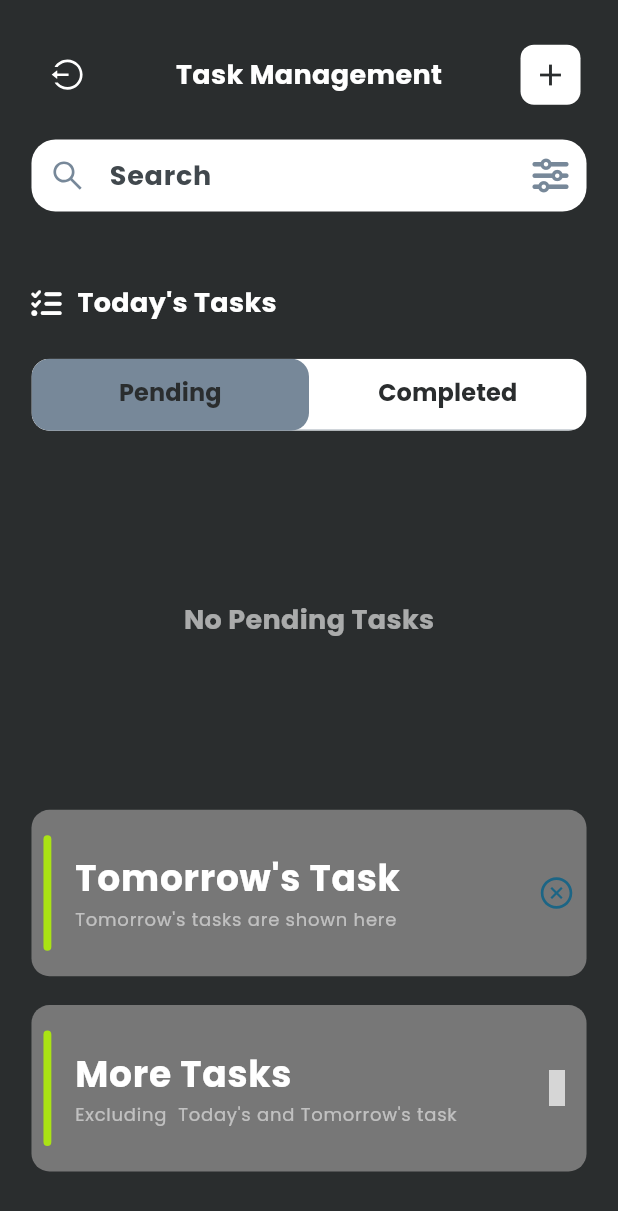
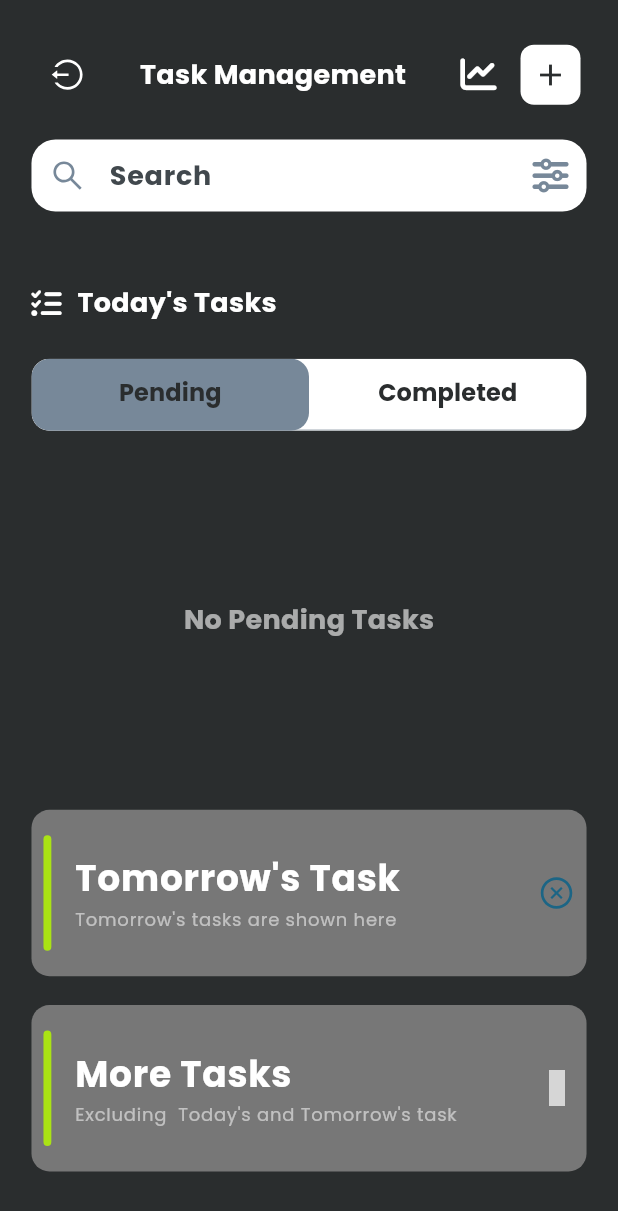
Before and after one commit to bilaltaha25132/Task-Management-App, a Flutter app: the HomeScreen screen opened directly, after a tap on "Tomorrow's Task", on a phone screen of 412 x 824 dp. Shown: the top 1211 px of the screen. Run offline on Flutter 3.47's test engine with Material 3 defaults, Android fonts, the phone set to English and light mode, and no system bars; our stand-ins replace country_picker, firebase_auth, firebase_core, fl_chart, flutter_datetime_picker_plus, flutter_hooks and 9 more; accounts and stored records are empty; generated files the repository leaves out were written again; grey boxes are pictures that could not be loaded.

Commit message:
Added few more changes

```diff
--- a/lib/features/authentication/repository/authentication_repository.dart
+++ b/lib/features/authentication/repository/authentication_repository.dart
@@ -64,7 +64,6 @@ class AuthenticationRepository {
       final navigator = Navigator.of(context);
 
       if (userCredential.user != null) {
-        // TODO: Save User Data to the Device
         await DBHelper.createUser(isVerified: true);
         navigator.pushAndRemoveUntil(
           MaterialPageRoute(
@@ -76,7 +75,6 @@ class AuthenticationRepository {
         showSnack('Error Occurred, Failed to Sign up User');
       }
     } on FirebaseException catch (e) {
-      // TODO
       CoreUtils.showSnackBar(
         context: context,
         message: '${e.code}: ${e.message}',
--- a/lib/features/todo/app/task_provider.dart
+++ b/lib/features/todo/app/task_provider.dart
@@ -6,6 +6,8 @@ import 'package:todo_app/core/helper/db_helper.dart';
 import 'package:todo_app/features/todo/models/task_model.dart';
 
 import '../../../core/res/colours.dart';
+import '../../../core/utils/notification_helper.dart';
+import '../utils/todo_utils.dart';
 
 part 'task_provider.g.dart';
 
@@ -17,6 +19,18 @@ class Task extends _$Task {
   void refresh() async {
     final data = await DBHelper.getTasks();
     state = data.map((taskData) => TaskModel.fromMap(taskData)).toList();
+    _checkForTaskTimeUp();
+  }
+
+  void _checkForTaskTimeUp() {
+    for (var task in state) {
+      if (task.isTimeUp() && !task.isCompleted) {
+        NotificationHelper.showNotification(
+          title: 'Task Notification',
+          body: 'Task "${task.title}" time is up!',
+        );
+      }
+    }
   }
 
   Future<void> addTask(TaskModel task) async {
@@ -37,4 +51,10 @@ class Task extends _$Task {
   Future<void> markAsCompleted(TaskModel task) async {
     await updateTask(task);
   }
+
+  Future<List<TaskModel>> getTodayTasks() async {
+    final data = await DBHelper.getTasks();
+    final tasks = data.map((taskData) => TaskModel.fromMap(taskData)).toList();
+    return TodoUtils.getTasksForToday(tasks);
+  }
 }
--- a/lib/features/todo/models/task_model.dart
+++ b/lib/features/todo/models/task_model.dart
@@ -46,4 +46,10 @@ class TaskModel {
         'remind': remind ? 1 : 0,
         'repeat': repeat ? 1 : 0,
       };
+
+  // Method to check if the task time has run out
+  bool isTimeUp() {
+    return DateTime.now()
+        .isAfter(endTime!.subtract(const Duration(seconds: 1)));
+  }
 }
--- a/lib/features/todo/views/home_screen.dart
+++ b/lib/features/todo/views/home_screen.dart
@@ -10,6 +10,7 @@ import 'package:todo_app/core/helper/db_helper.dart';
 import 'package:flutter/material.dart';
 import 'package:todo_app/features/todo/app/task_provider.dart';
 import 'package:todo_app/features/todo/views/add_task_screen.dart';
+import 'package:todo_app/features/todo/views/progress_screen.dart';
 import 'package:todo_app/features/todo/widgets/completed_tasks.dart';
 
 import '../../authentication/views/sign_in_screen.dart';
@@ -23,6 +24,7 @@ class HomeScreen extends HookConsumerWidget {
   @override
   Widget build(BuildContext context, WidgetRef ref) {
     final tabController = useTabController(initialLength: 2);
+    ref.read(taskProvider.notifier).refresh();
     final screenSize = MediaQuery.of(context).size;
     final screenHeight = MediaQuery.of(context).size.height;
     final screenWidth = MediaQuery.of(context).size.width;
@@ -32,7 +34,10 @@ class HomeScreen extends HookConsumerWidget {
       fontWeight: FontWeight.bold,
     );
 
+    // Manually trigger refresh for testing
+    WidgetsBinding.instance.addPostFrameCallback((_) {
       ref.read(taskProvider.notifier).refresh();
+    });
 
     return Scaffold(
       appBar: AppBar(
@@ -73,6 +78,22 @@ class HomeScreen extends HookConsumerWidget {
                         fontWeight: FontWeight.bold,
                       ),
                     ),
+                    Row(
+                      children: [
+                        IconButton(
+                          icon: const Icon(
+                            FontAwesome.line_chart,
+                            color: Colours.light,
+                          ),
+                          onPressed: () {
+                            Navigator.push(
+                              context,
+                              MaterialPageRoute(
+                                builder: (_) => const ProgressScreen(),
+                              ),
+                            );
+                          },
+                        ),
                         IconButton.filled(
                           style: IconButton.styleFrom(
                             shape: RoundedRectangleBorder(
@@ -92,7 +113,9 @@ class HomeScreen extends HookConsumerWidget {
                             Icons.add,
                             color: Colours.darkBackground,
                           ), // Icon
-                    ), // IconButton.filled
+                        ),
+                      ],
+                    ),
                   ],
                 ),
                 const WhiteSpace(height: 20),
@@ -103,7 +126,7 @@ class HomeScreen extends HookConsumerWidget {
                     FontAwesome.sliders,
                     color: Colours.lightGrey,
                   ), // Icon
-                ), // FilledField
+                ),
               ],
             ),
           ),
--- a/lib/features/todo/widgets/tasks_for_tomorrow.dart
+++ b/lib/features/todo/widgets/tasks_for_tomorrow.dart
@@ -1,16 +1,11 @@
 import 'package:flutter/material.dart';
 import 'package:flutter_hooks/flutter_hooks.dart';
-import 'package:flutter_screenutil/flutter_screenutil.dart';
-import 'package:flutter_vector_icons/flutter_vector_icons.dart';
-import 'package:google_fonts/google_fonts.dart';
 import 'package:hooks_riverpod/hooks_riverpod.dart';
 import 'package:todo_app/core/res/colours.dart';
 import 'package:todo_app/features/todo/views/add_task_screen.dart';
 import 'package:todo_app/features/todo/widgets/task_expansion_tile.dart';
 import 'package:todo_app/features/todo/widgets/todo_tile.dart';
 import 'package:todo_app/features/todo/utils/todo_utils.dart';
-
-import '../../../core/common/widgets/white_space.dart';
 import '../app/task_provider.dart';
 
 class TasksForTomorrow extends HookConsumerWidget {
--- a/pubspec.yaml
+++ b/pubspec.yaml
@@ -29,6 +29,7 @@ dependencies:
   flutter_hooks: ^0.20.5
   sqflite: ^2.3.3+1
   intl: ^0.17.0
+  fl_chart: ^0.68.0
 
 
 
```
Also changed, not shown: lib/core/utils/notification_helper.dart (added, +26 -0 lines), lib/features/authentication/views/sign_in_screen.dart (+1 -7 lines), lib/features/todo/views/progress_screen.dart (added, +87 -0 lines), lib/main.dart (+43 -0 lines), assets/images/tasks progresss image.png (added), pubspec.lock, 6 other files. Lines whose indentation alone changed are shown as unchanged.
